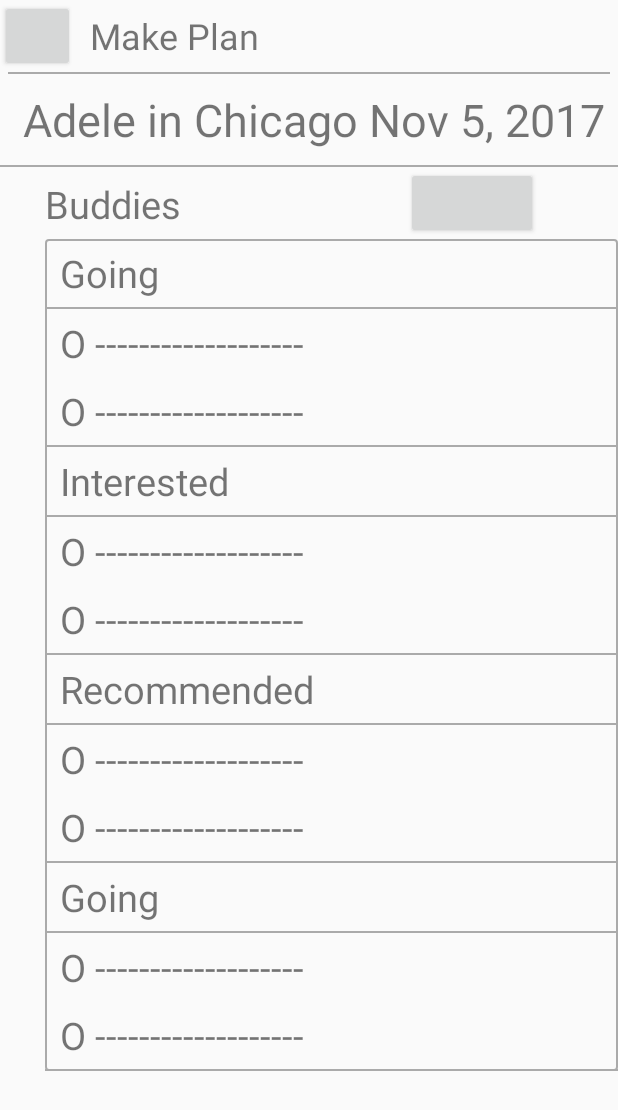
After one commit to Arkhtyi/CS465ConcertBuddies, an Android app: the MakePlan screen opened directly, with no data from a screen before it, on a phone screen of 412 x 824 dp. The commit adds this screen. Shown: the top 1110 px of the screen. Run offline under Robolectric (Android 15) with nearby library versions, the phone set to English and light mode, and no system bars.

Commit message:
layout for eventpage
eventpage

```diff
--- a/ConcertBuddies/app/build.gradle
+++ b/ConcertBuddies/app/build.gradle
@@ -27,4 +27,5 @@
     compile 'com.android.support:appcompat-v7:27.+'
     compile 'com.android.support.constraint:constraint-layout:1.0.2'
     testCompile 'junit:junit:4.12'
+    compile 'com.android.support:recyclerview-v7:25.3.1'
 }
--- a/ConcertBuddies/app/src/main/AndroidManifest.xml
+++ b/ConcertBuddies/app/src/main/AndroidManifest.xml
@@ -16,6 +16,7 @@
                 <category android:name="android.intent.category.LAUNCHER" />
             </intent-filter>
         </activity>
+        <activity android:name=".MakePlan"></activity>
     </application>
 
 </manifest>
--- /dev/null
+++ b/ConcertBuddies/app/src/main/java/com/example/arkh_tyi/concertbuddies/MakePlan.java
@@ -0,0 +1,13 @@
+package com.example.arkh_tyi.concertbuddies;
+
+import android.support.v7.app.AppCompatActivity;
+import android.os.Bundle;
+
+public class MakePlan extends AppCompatActivity {
+
+    @Override
+    protected void onCreate(Bundle savedInstanceState) {
+        super.onCreate(savedInstanceState);
+        setContentView(R.layout.activity_make_plan);
+    }
+}
--- /dev/null
+++ b/ConcertBuddies/app/src/main/res/drawable/my_border.xml
@@ -0,0 +1,21 @@
+<?xml version="1.0" encoding="utf-8"?>
+<shape xmlns:android="http://schemas.android.com/apk/res/android"
+    android:shape="rectangle" >
+
+    <!-- View background color -->
+    <solid
+        android:color="#00000000" >
+    </solid>
+
+    <!-- View border color and width -->
+    <stroke
+        android:width="1dp"
+        android:color="@android:color/darker_gray" >
+    </stroke>
+
+    <!-- The radius makes the corners rounded -->
+    <corners
+        android:radius="2dp"   >
+    </corners>
+
+</shape>
--- a/ConcertBuddies/app/src/main/res/layout/activity_main.xml
+++ b/ConcertBuddies/app/src/main/res/layout/activity_main.xml
@@ -1,7 +1,8 @@
 <?xml version="1.0" encoding="utf-8"?>
-<android.support.constraint.ConstraintLayout xmlns:android="http://schemas.android.com/apk/res/android"
+<android.support.constraint.ConstraintLayout
+    xmlns:android="http://schemas.android.com/apk/res/android"
+    xmlns:tools="http://schemas.android.com/tools"
     xmlns:app="http://schemas.android.com/apk/res-auto"
-    xmlns:tools="http://schemas.android.com/tools"
     android:layout_width="match_parent"
     android:layout_height="match_parent"
     tools:context="com.example.arkh_tyi.concertbuddies.MainActivity">
--- /dev/null
+++ b/ConcertBuddies/app/src/main/res/layout/activity_make_plan.xml
@@ -0,0 +1,258 @@
+<?xml version="1.0" encoding="utf-8"?>
+<LinearLayout xmlns:android="http://schemas.android.com/apk/res/android"
+    xmlns:app="http://schemas.android.com/apk/res-auto"
+    xmlns:tools="http://schemas.android.com/tools"
+    android:layout_width="match_parent"
+    android:layout_height="match_parent"
+    android:orientation="vertical"
+    tools:context="com.example.arkh_tyi.concertbuddies.MakePlan">
+
+    <LinearLayout
+        android:layout_width="match_parent"
+        android:layout_height="wrap_content"
+        android:orientation="horizontal"
+        >
+        <Button
+            android:layout_width="50dp"
+            android:layout_height="wrap_content"
+
+            />
+
+        <TextView
+            android:layout_width="wrap_content"
+            android:layout_height="wrap_content"
+            android:text="Make Plan"
+            android:layout_marginLeft="10dp"
+            android:textSize="24dp"
+            android:layout_gravity="center"
+            />
+
+
+    </LinearLayout>
+
+
+    <View
+        android:layout_width="match_parent"
+        android:layout_height="1dp"
+        android:background="@android:color/darker_gray"
+        android:layout_marginLeft="5dp"
+        android:layout_marginRight="5dp"
+        />
+
+    <LinearLayout
+        android:layout_width="match_parent"
+        android:layout_height="wrap_content"
+        android:orientation="horizontal"
+        >
+
+        <TextView
+            android:layout_width="wrap_content"
+            android:layout_height="wrap_content"
+            android:text="Adele in Chicago
+Nov 5, 2017"
+            android:textSize="30dp"
+            android:layout_marginTop="10dp"
+            android:layout_marginBottom="10dp"
+            android:layout_marginLeft="15dp"
+            />
+
+        <Button
+            android:layout_width="wrap_content"
+            android:layout_height="wrap_content"
+            android:layout_marginLeft="30dp"
+            android:layout_gravity="center"
+            />
+
+    </LinearLayout>
+
+
+    <View
+        android:layout_width="match_parent"
+        android:layout_height="1dp"
+        android:background="@android:color/darker_gray"
+        />
+
+    <LinearLayout
+        android:layout_width="match_parent"
+        android:layout_height="wrap_content"
+        android:orientation="vertical">
+
+
+        <LinearLayout
+            android:layout_width="match_parent"
+            android:layout_height="wrap_content"
+            android:orientation="horizontal">
+
+            <TextView
+                android:layout_width="wrap_content"
+                android:layout_height="wrap_content"
+                android:layout_marginBottom="5dp"
+                android:layout_marginLeft="30dp"
+                android:layout_marginTop="5dp"
+                android:text="Buddies"
+                android:textSize="25dp" />
+
+            <Button
+                android:layout_width="wrap_content"
+                android:layout_height="wrap_content"
+                android:layout_marginLeft="150dp" />
+
+
+        </LinearLayout>
+
+        <LinearLayout
+            android:layout_width="match_parent"
+            android:layout_height="wrap_content"
+            android:layout_marginLeft="30dp"
+            android:orientation="vertical"
+            android:background="@drawable/my_border"
+            >
+
+            <TextView
+                android:layout_width="match_parent"
+                android:layout_height="wrap_content"
+                android:text="Going"
+                android:layout_marginLeft="10dp"
+                android:layout_marginTop="5dp"
+                android:layout_marginBottom="5dp"
+                android:textSize="25dp"/>
+            <View
+                android:layout_width="match_parent"
+                android:layout_height="1dp"
+                android:background="@android:color/darker_gray"
+                />
+            <TextView
+                android:layout_width="match_parent"
+                android:layout_height="wrap_content"
+                android:text="O -------------------"
+                android:layout_marginLeft="10dp"
+                android:layout_marginTop="5dp"
+                android:layout_marginBottom="5dp"
+                android:textSize="25dp"/>
+            <TextView
+                android:layout_width="match_parent"
+                android:layout_height="wrap_content"
+                android:text="O -------------------"
+                android:layout_marginLeft="10dp"
+                android:layout_marginTop="5dp"
+                android:layout_marginBottom="5dp"
+                android:textSize="25dp"/>
+
+            <View
+                android:layout_width="match_parent"
+                android:layout_height="1dp"
+                android:background="@android:color/darker_gray"
+                />
+            <TextView
+                android:layout_width="match_parent"
+                android:layout_height="wrap_content"
+                android:text="Interested"
+                android:layout_marginLeft="10dp"
+                android:layout_marginTop="5dp"
+                android:layout_marginBottom="5dp"
+                android:textSize="25dp"/>
+            <View
+                android:layout_width="match_parent"
+                android:layout_height="1dp"
+                android:background="@android:color/darker_gray"
+                />
+            <TextView
+                android:layout_width="match_parent"
+                android:layout_height="wrap_content"
+                android:text="O -------------------"
+                android:layout_marginLeft="10dp"
+                android:layout_marginTop="5dp"
+                android:layout_marginBottom="5dp"
+                android:textSize="25dp"/>
+            <TextView
+                android:layout_width="match_parent"
+                android:layout_height="wrap_content"
+                android:text="O -------------------"
+                android:layout_marginLeft="10dp"
+                android:layout_marginTop="5dp"
+                android:layout_marginBottom="5dp"
+                android:textSize="25dp"/>
+
+            <View
+                android:layout_width="match_parent"
+                android:layout_height="1dp"
+                android:background="@android:color/darker_gray"
+                />
+            <TextView
+                android:layout_width="match_parent"
+                android:layout_height="wrap_content"
+                android:text="Recommended"
+                android:layout_marginLeft="10dp"
+                android:layout_marginTop="5dp"
+                android:layout_marginBottom="5dp"
+                android:textSize="25dp"/>
+            <View
+                android:layout_width="match_parent"
+                android:layout_height="1dp"
+                android:background="@android:color/darker_gray"
+                />
+            <TextView
+                android:layout_width="match_parent"
+                android:layout_height="wrap_content"
+                android:text="O -------------------"
+                android:layout_marginLeft="10dp"
+                android:layout_marginTop="5dp"
+                android:layout_marginBottom="5dp"
+                android:textSize="25dp"/>
+            <TextView
+                android:layout_width="match_parent"
+                android:layout_height="wrap_content"
+                android:text="O -------------------"
+                android:layout_marginLeft="10dp"
+                android:layout_marginTop="5dp"
+                android:layout_marginBottom="5dp"
+                android:textSize="25dp"/>
+
+            <View
+                android:layout_width="match_parent"
+                android:layout_height="1dp"
+                android:background="@android:color/darker_gray"
+                />
+            <TextView
+                android:layout_width="match_parent"
+                android:layout_height="wrap_content"
+                android:text="Going"
+                android:layout_marginLeft="10dp"
+                android:layout_marginTop="5dp"
+                android:layout_marginBottom="5dp"
+                android:textSize="25dp"/>
+            <View
+                android:layout_width="match_parent"
+                android:layout_height="1dp"
+                android:background="@android:color/darker_gray"
+                />
+            <TextView
+                android:layout_width="match_parent"
+                android:layout_height="wrap_content"
+                android:text="O -------------------"
+                android:layout_marginLeft="10dp"
+                android:layout_marginTop="5dp"
+                android:layout_marginBottom="5dp"
+                android:textSize="25dp"/>
+            <TextView
+                android:layout_width="match_parent"
+                android:layout_height="wrap_content"
+                android:text="O -------------------"
+                android:layout_marginLeft="10dp"
+                android:layout_marginTop="5dp"
+                android:layout_marginBottom="5dp"
+                android:textSize="25dp"/>
+
+            <View
+                android:layout_width="match_parent"
+                android:layout_height="1dp"
+                android:background="@android:color/darker_gray"
+                />
+
+
+        </LinearLayout>
+
+    </LinearLayout>
+
+
+</LinearLayout>
--- /dev/null
+++ b/ConcertBuddies/app/src/main/res/layout/eventpage.xml
@@ -0,0 +1,30 @@
+<?xml version="1.0" encoding="utf-8"?>
+<LinearLayout xmlns:android="http://schemas.android.com/apk/res/android"
+    android:orientation="vertical" android:layout_width="match_parent"
+    android:layout_height="match_parent">
+
+
+    <LinearLayout
+        android:layout_width="match_parent"
+        android:layout_height="wrap_content"
+        android:orientation="horizontal"
+        >
+        <Button
+            android:layout_width="50dp"
+            android:layout_height="wrap_content"
+
+            />
+
+        <TextView
+            android:layout_width="wrap_content"
+            android:layout_height="wrap_content"
+            android:text="Adele in Chicago"
+            android:layout_marginLeft="10dp"
+            android:textSize="24dp"
+            android:layout_gravity="center"
+            />
+
+
+    </LinearLayout>
+
+</LinearLayout>
--- a/ConcertBuddies/app/src/main/res/values/styles.xml
+++ b/ConcertBuddies/app/src/main/res/values/styles.xml
@@ -1,7 +1,7 @@
 <resources>
 
     <!-- Base application theme. -->
-    <style name="AppTheme" parent="Theme.AppCompat.Light.DarkActionBar">
+    <style name="AppTheme" parent="Theme.AppCompat.Light.NoActionBar">
         <!-- Customize your theme here. -->
         <item name="colorPrimary">@color/colorPrimary</item>
         <item name="colorPrimaryDark">@color/colorPrimaryDark</item>
```
